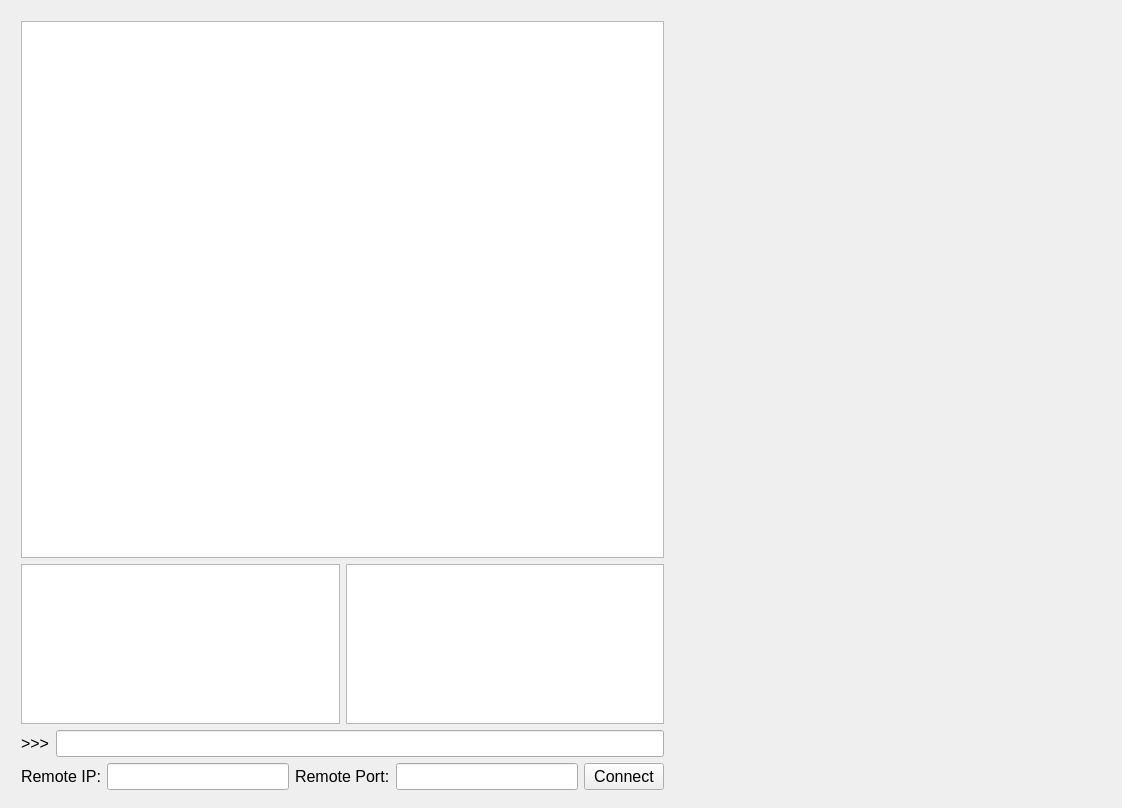
Old version of the form RobotUI/mainwindow.ui in the repository bearves/LegActiveComplianceTest.
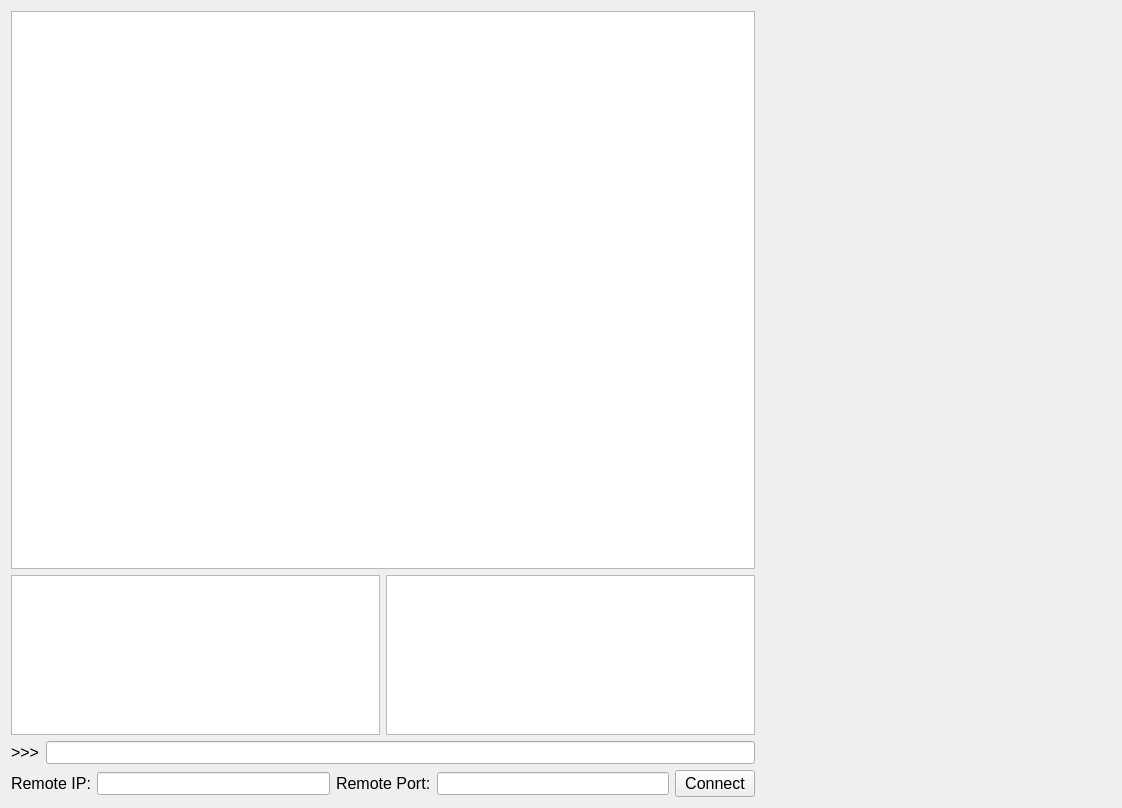
New version of the form. Custom widgets are drawn as their Qt base class.

Diff of the .ui file:
```diff
--- a/RobotUI/mainwindow.ui
+++ b/RobotUI/mainwindow.ui
@@ -10,19 +10,24 @@
     <height>808</height>
    </rect>
   </property>
+  <property name="sizePolicy">
+   <sizepolicy hsizetype="Preferred" vsizetype="Expanding">
+    <horstretch>0</horstretch>
+    <verstretch>0</verstretch>
+   </sizepolicy>
+  </property>
   <property name="windowTitle">
    <string>RobotMonitor</string>
   </property>
   <widget class="QWidget" name="centralWidget">
-   <widget class="QWidget" name="horizontalLayoutWidget">
-    <property name="geometry">
-     <rect>
-      <x>10</x>
-      <y>10</y>
-      <width>1101</width>
-      <height>791</height>
-     </rect>
-    </property>
+   <property name="sizePolicy">
+    <sizepolicy hsizetype="Preferred" vsizetype="Expanding">
+     <horstretch>0</horstretch>
+     <verstretch>0</verstretch>
+    </sizepolicy>
+   </property>
+   <layout class="QGridLayout" name="gridLayout">
+    <item row="0" column="0">
     <layout class="QHBoxLayout" name="horizontalLayout_4">
      <item>
       <layout class="QVBoxLayout" name="verticalLayout">
@@ -31,7 +36,7 @@
          <property name="font">
           <font>
            <family>Consolas</family>
-           <pointsize>11</pointsize>
+            <pointsize>10</pointsize>
           </font>
          </property>
         </widget>
@@ -54,7 +59,8 @@
            </property>
            <property name="font">
             <font>
-             <pointsize>12</pointsize>
+              <family>Consolas</family>
+              <pointsize>10</pointsize>
             </font>
            </property>
            <property name="readOnly">
@@ -81,7 +87,8 @@
            </property>
            <property name="font">
             <font>
-             <pointsize>12</pointsize>
+              <family>Consolas</family>
+              <pointsize>10</pointsize>
             </font>
            </property>
            <property name="readOnly">
@@ -112,7 +119,8 @@
           <widget class="QLineEdit" name="lineEditCmd">
            <property name="font">
             <font>
-             <pointsize>12</pointsize>
+              <family>Consolas</family>
+              <pointsize>10</pointsize>
             </font>
            </property>
           </widget>
@@ -137,7 +145,8 @@
           <widget class="QLineEdit" name="lineEditIP">
            <property name="font">
             <font>
-             <pointsize>12</pointsize>
+              <family>Consolas</family>
+              <pointsize>10</pointsize>
             </font>
            </property>
           </widget>
@@ -158,7 +167,8 @@
           <widget class="QLineEdit" name="lineEditPort">
            <property name="font">
             <font>
-             <pointsize>12</pointsize>
+              <family>Consolas</family>
+              <pointsize>10</pointsize>
             </font>
            </property>
           </widget>
@@ -194,7 +204,7 @@
          </property>
          <property name="minimumSize">
           <size>
-           <width>430</width>
+            <width>350</width>
            <height>0</height>
           </size>
          </property>
@@ -210,7 +220,7 @@
          </property>
          <property name="minimumSize">
           <size>
-           <width>430</width>
+            <width>350</width>
            <height>0</height>
           </size>
          </property>
@@ -219,7 +229,8 @@
       </layout>
      </item>
     </layout>
-   </widget>
+    </item>
+   </layout>
   </widget>
  </widget>
  <layoutdefault spacing="6" margin="11"/>
```
Lines whose indentation alone changed are shown as unchanged.
